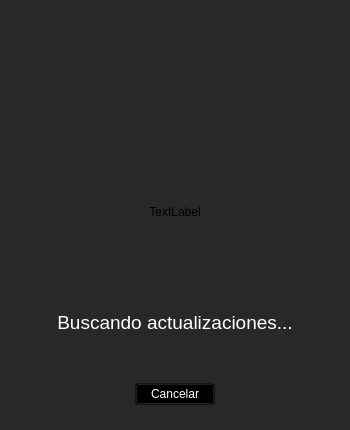
This is mainwindow.ui in braiaantt/updater as Qt 5 draws it before an edit. The edited form follows.
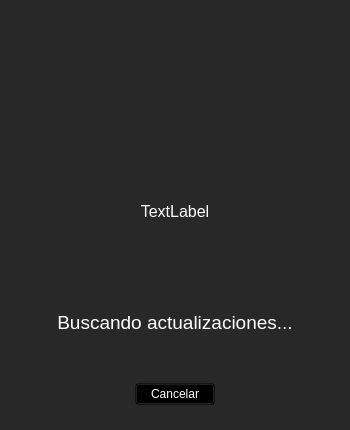
This is the edited form.

Commit message: refactor: add stylesheet to labelUpdateState

```diff
--- a/mainwindow.ui
+++ b/mainwindow.ui
@@ -174,6 +174,16 @@
               </item>
               <item>
                <widget class="QLabel" name="labelUpdateState">
+                <property name="font">
+                 <font>
+                  <pointsize>12</pointsize>
+                 </font>
+                </property>
+                <property name="styleSheet">
+                 <string notr="true">#labelUpdateState{
+color: white;
+}</string>
+                </property>
                 <property name="text">
                  <string>TextLabel</string>
                 </property>
```
